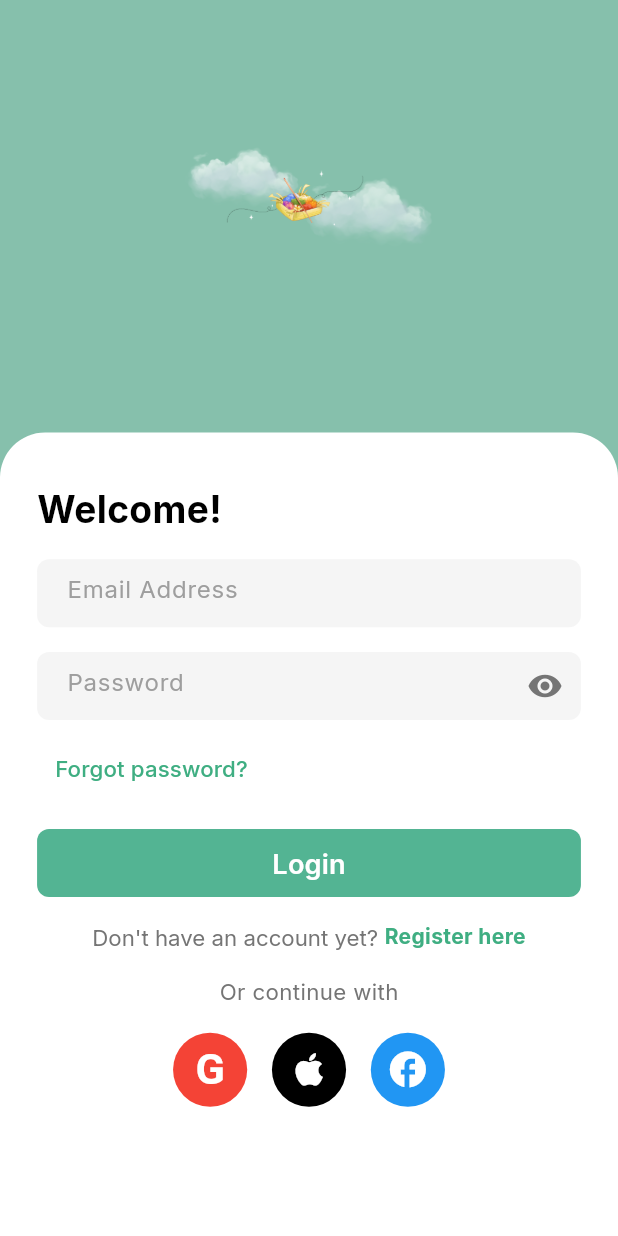
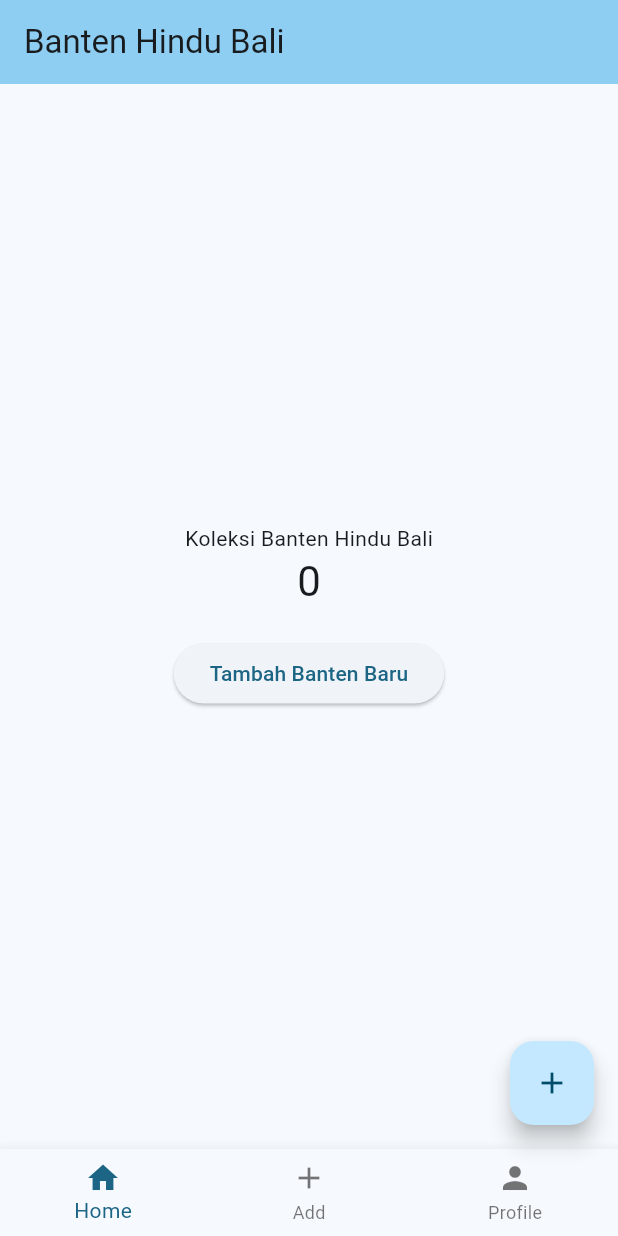
Before and after one commit to nabilaauliaaa/aplikasi-mebanten, a Flutter app: the screen it shows after launch, on a phone screen of 412 x 824 dp. Run offline on Flutter 3.47's test engine with Material 3 defaults, Android fonts, the phone set to English and light mode, and no system bars; our stand-ins replace google_fonts.

Commit message:
galihpush1

```diff
--- a/lib/main.dart
+++ b/lib/main.dart
@@ -1,5 +1,5 @@
 import 'package:flutter/material.dart';
-import './auth/login_screen.dart';
+import 'tambahbanten.dart'; // Import the new file
 
 void main() {
   runApp(const MyApp());
@@ -11,12 +11,94 @@ class MyApp extends StatelessWidget {
   @override
   Widget build(BuildContext context) {
     return MaterialApp(
-      title: 'Mebanten',
+      title: 'Banten App',
       theme: ThemeData(
-        primarySwatch: Colors.green,
+        colorScheme: ColorScheme.fromSeed(seedColor: Colors.lightBlueAccent),
       ),
-      home: const LoginScreen(),
-      debugShowCheckedModeBanner: false,
+      initialRoute: '/',
+      routes: {
+        '/': (context) => const MyHomePage(title: 'Banten Hindu Bali'),
+        '/tambah_banten': (context) => const TambahBantenPage(),
+      },
     );
   }
 }
+
+class MyHomePage extends StatefulWidget {
+  const MyHomePage({super.key, required this.title});
+
+  final String title;
+
+  @override
+  State<MyHomePage> createState() => _MyHomePageState();
+}
+
+class _MyHomePageState extends State<MyHomePage> {
+  int _counter = 0;
+
+  void _incrementCounter() {
+    setState(() {
+      _counter++;
+    });
+  }
+
+  @override
+  Widget build(BuildContext context) {
+    return Scaffold(
+      appBar: AppBar(
+        backgroundColor: Theme.of(context).colorScheme.inversePrimary,
+        title: Text(widget.title),
+      ),
+      body: Center(
+        child: Column(
+          mainAxisAlignment: MainAxisAlignment.center,
+          children: <Widget>[
+            const Text('Koleksi Banten Hindu Bali'),
+            Text(
+              '$_counter',
+              style: Theme.of(context).textTheme.headlineMedium,
+            ),
+            const SizedBox(height: 20),
+            ElevatedButton(
+              onPressed: () {
+                Navigator.pushNamed(context, '/tambah_banten');
+              },
+              child: const Text('Tambah Banten Baru'),
+            ),
+          ],
+        ),
+      ),
+      floatingActionButton: FloatingActionButton(
+        onPressed: () {
+          // Navigate to Tambah Banten page when floating action button is pressed
+          Navigator.pushNamed(context, '/tambah_banten');
+        },
+        tooltip: 'Tambah Banten',
+        child: const Icon(Icons.add),
+      ),
+      bottomNavigationBar: BottomNavigationBar(
+        currentIndex: 0,
+        onTap: (index) {
+          if (index == 1) {
+            // Navigate to Tambah Banten page when Add tab is tapped
+            Navigator.pushNamed(context, '/tambah_banten');
+          }
+        },
+        items: const [
+          BottomNavigationBarItem(
+            icon: Icon(Icons.home),
+            label: 'Home',
+          ),
+          BottomNavigationBarItem(
+            icon: Icon(Icons.add),
+            label: 'Add',
+          ),
+          BottomNavigationBarItem(
+            icon: Icon(Icons.person),
+            label: 'Profile',
+          ),
+        ],
+      ),
+    );
+  }
+}
```
Also changed, not shown: lib/tambahbanten.dart (added, +187 -0 lines).
